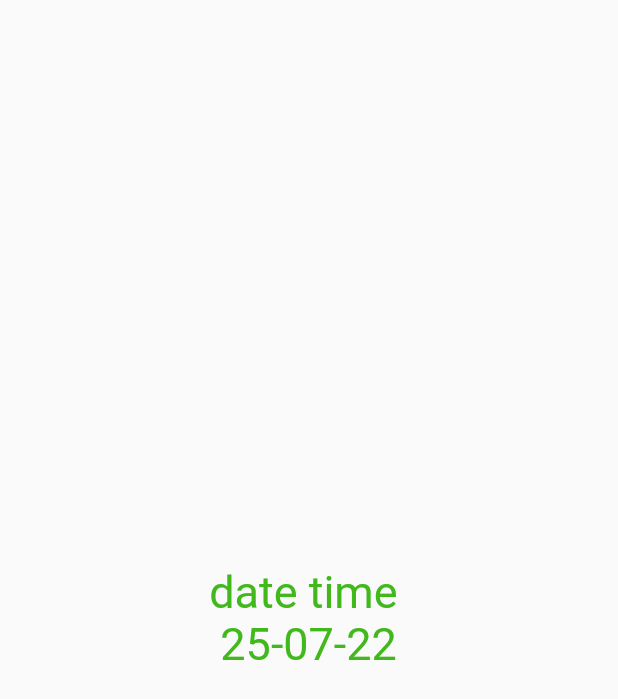
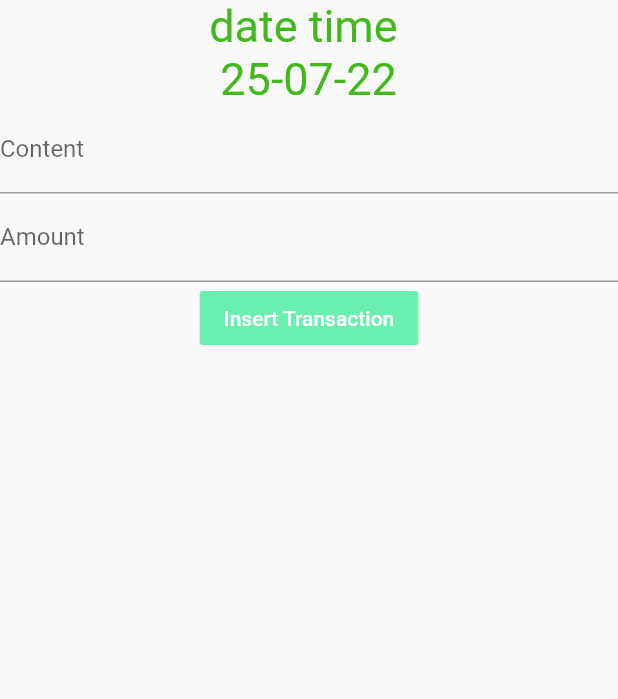
Before and after one commit to Nguyentrungnam1999/firstFlutter, a Flutter app: the screen it shows after launch, on a phone screen of 412 x 824 dp. Shown: the top 699 px of the screen. Run offline on Flutter 3.47's test engine with Material 2 defaults, Android fonts, the phone set to English and light mode, and no system bars; missing offline and left inert: dart:ffi.

Commit message:
add name

```diff
--- a/lib/MyApp.dart
+++ b/lib/MyApp.dart
@@ -1,5 +1,8 @@
+import 'dart:ffi';
+
 import 'package:flutter/material.dart';
 import 'package:intl/intl.dart';
+import 'package:myapp/Transaction.dart';
 
 class MyApp extends StatefulWidget {
   @override
@@ -11,23 +14,87 @@ class MyApp extends StatefulWidget {
 
 class _MyAppState extends State<MyApp> {
   DateTime date = new DateTime.now();
+  // String _content = '';
+  // double _price = 0;
+  Transaction _transaction = Transaction(content: '', price: 0.0);
+
+  List<Transaction> _transactions = List<Transaction>.empty(growable: true);
+
+  final _contentController = TextEditingController();
+  final _priceController = TextEditingController();
   @override
   Widget build(BuildContext context) {
-    print(date);
     return MaterialApp(
       title: 'demo app ',
-      home: Scaffold(
+      home: SafeArea(
+        child: Scaffold(
           body: Center(
               child: Column(
-          mainAxisAlignment: MainAxisAlignment.center,
+            mainAxisAlignment: MainAxisAlignment.start,
             children: [
               Text(
                 'date time \n ${DateFormat('dd-MM-yy').format(date)}',
                 style: TextStyle(
                     fontSize: 30, color: Color.fromARGB(255, 65, 184, 28)),
               ),
+              TextField(
+                  decoration: InputDecoration(labelText: 'Content'),
+                  controller: _contentController,
+                  onChanged: (value) {
+                    setState(() {
+                      _transaction.content = value;
+                    });
+                  }),
+              TextField(
+                  decoration: InputDecoration(labelText: 'Amount'),
+                  controller: _priceController,
+                  onChanged: (value) {
+                    setState(() {
+                      _transaction.price = double.tryParse(value) ?? 0;
+                    });
+                  }),
+              FlatButton(
+                onPressed: (() {
+                  print('${_transaction.content} - ${_transaction.price}');
+                  setState(() {
+                    print('vao trong setState');
+                    print('=============${_transaction}');
+                    _transactions.add(_transaction);
+                    // _transactions =  Transaction(content: '', price: 0.0);
+                    // _transaction.content = '';
+                    // _transaction.price = 0.0;
+                  });
+                }),
+                child: Text('Insert Transaction'),
+                color: Colors.greenAccent,
+                textColor: Colors.white,
+              ),
+              // Column(children: <Widget>[
+              //   _transactions.map((e) {
+              //     return ListTile(
+              //       leading: Icon(Icons.abc),
+              //       title: Text('asdfasd'),
+              //     );
+              //   }).toList(),
+              // ]),
+              Container(
+                child: Column(
+                  children: _transactions
+                      .map((e) => new ListTile(
+                            leading: Icon(Icons.accessibility_new),
+                            title: Text('${e.content}'),
+                            subtitle: Text('${e.price}'),
+                            textColor: Colors.black,
+                            onTap: () {
+                              print('da tap');
+                            },
+                          ))
+                      .toList(),
+                ),
+              )
             ],
           )),
+        ),
       ),
     );
   }
--- /dev/null
+++ b/lib/transaction.dart
@@ -0,0 +1,12 @@
+import 'package:flutter/material.dart';
+
+class Transaction {
+  String content;
+  double price;
+  Transaction({this.content = '', this.price = 0.0});
+  @override
+  String toString() {
+    // TODO: implement toString
+    return '${content} - ${price}';
+  }
+}
```
Lines whose indentation alone changed are shown as unchanged.
